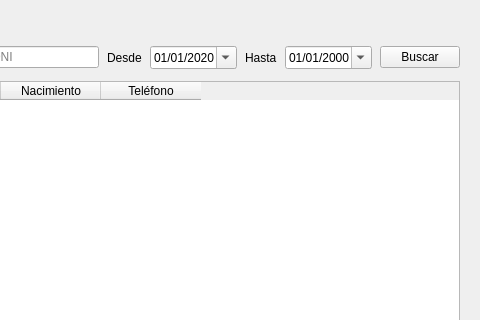
Above: vista/clientes/clientes.ui from segovia-gabriel/ProyectoFinal-PracticasII before the change; both pictures show x 320 to 800 and y 0 to 320 of the 800 by 520 pixel window. Below: the same form after it.
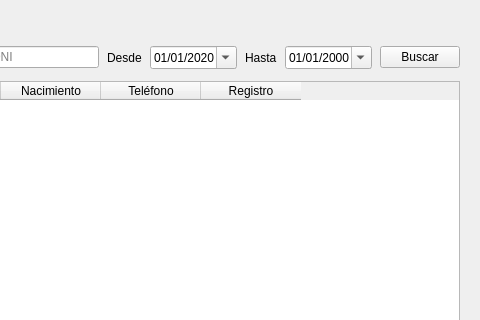
That is the form after the change.

Diff of the .ui file:
```diff
--- a/vista/clientes/clientes.ui
+++ b/vista/clientes/clientes.ui
@@ -157,6 +157,11 @@
         <string>Teléfono</string>
        </property>
       </column>
+      <column>
+       <property name="text">
+        <string>Registro</string>
+       </property>
+      </column>
      </widget>
     </item>
     <item>
```
